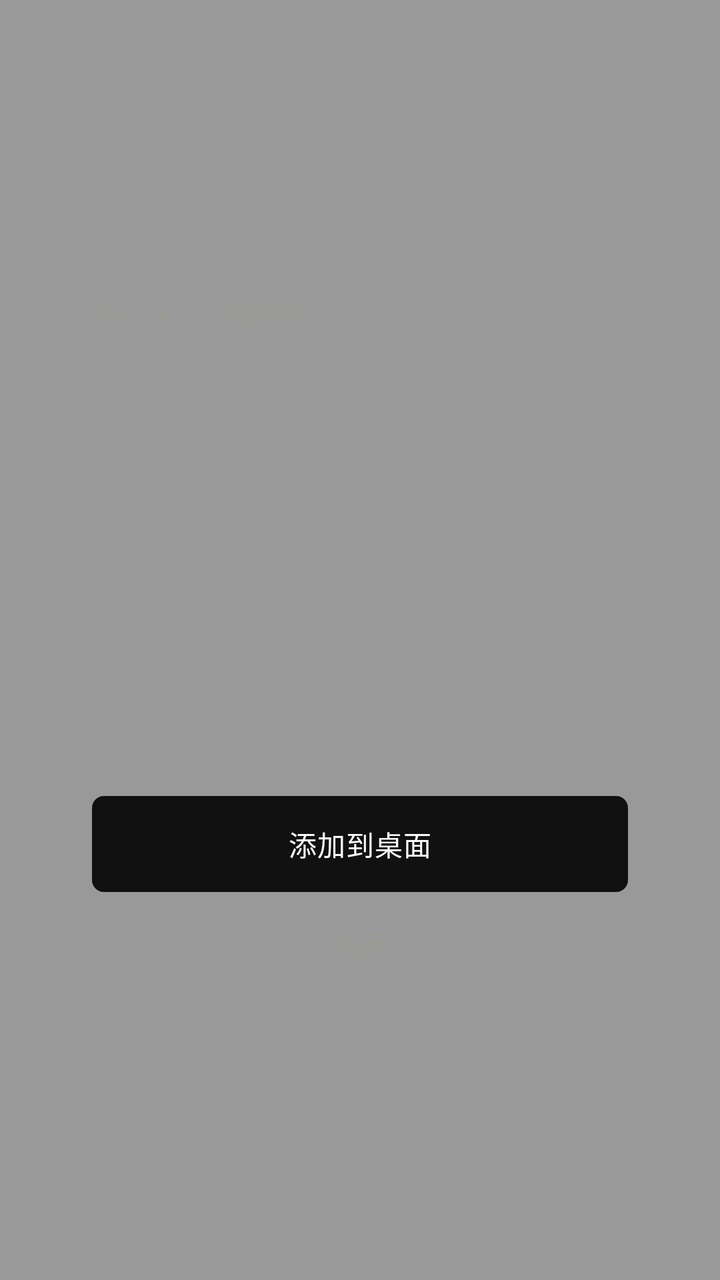
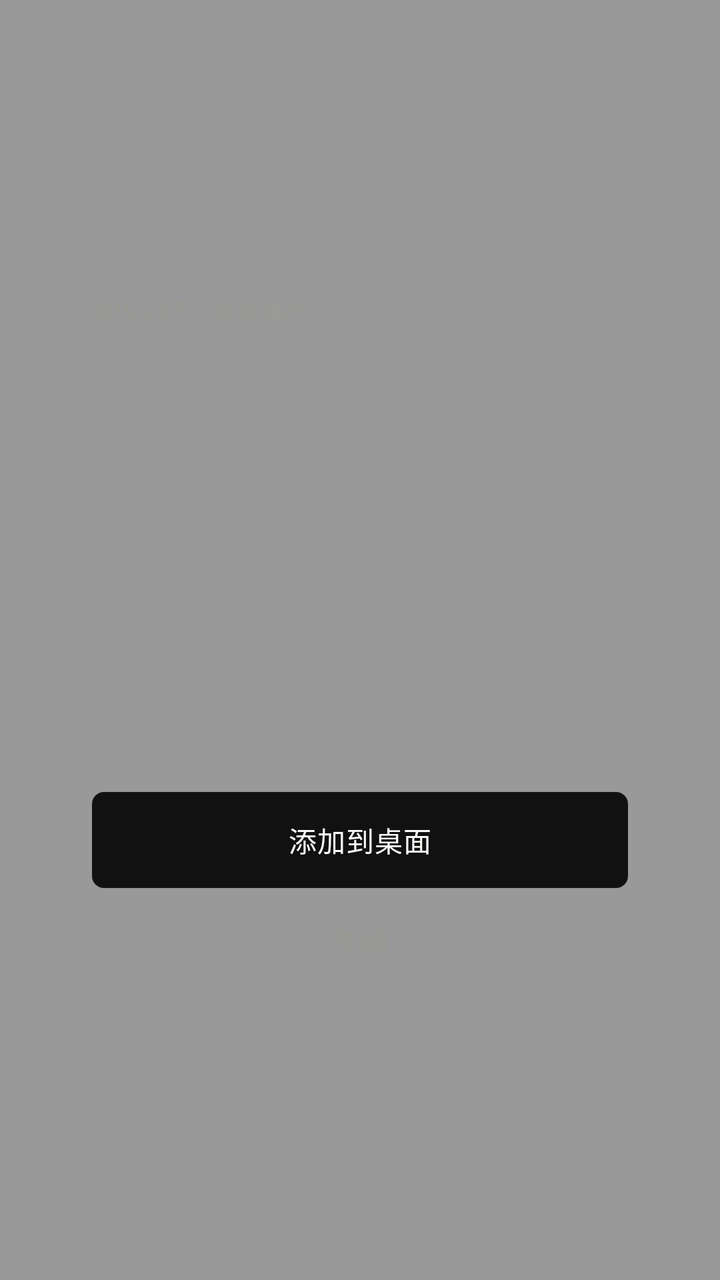

Screens rendered from an Android XML layout before and after an edit, with the pre-edit source and the edit as a unified diff.
<!-- AndroidManifest.xml: activity theme Theme.Tangli.PinCard -->
<!-- res/layout/activity_pin_widget.xml -->
<?xml version="1.0" encoding="utf-8"?>
<FrameLayout xmlns:android="http://schemas.android.com/apk/res/android"
    android:id="@+id/pin_scrim"
    android:layout_width="match_parent"
    android:layout_height="match_parent"
    android:background="#66000000">

    <ScrollView
        android:layout_width="match_parent"
        android:layout_height="wrap_content"
        android:layout_gravity="center"
        android:fillViewport="false">

        <LinearLayout
            android:id="@+id/pin_card"
            android:layout_width="match_parent"
            android:layout_height="wrap_content"
            android:layout_marginStart="24dp"
            android:layout_marginTop="40dp"
            android:layout_marginEnd="24dp"
            android:layout_marginBottom="40dp"
            android:clickable="true"
            android:focusable="false"
            android:orientation="vertical"
            android:padding="22dp">

            <TextView
                android:id="@+id/pin_kicker"
                android:layout_width="wrap_content"
                android:layout_height="wrap_content"
                android:letterSpacing="0.12"
                android:text="WIDGET · 桌面组件"
                android:textColor="?attr/gMute"
                android:textSize="11sp" />

            <ImageView
                android:id="@+id/pin_preview"
                android:layout_width="match_parent"
                android:layout_height="132dp"
                android:layout_marginTop="14dp"
                android:adjustViewBounds="true"
                android:contentDescription="小组件预览"
                android:scaleType="fitCenter" />

            <TextView
                android:id="@+id/pin_name"
                android:layout_width="wrap_content"
                android:layout_height="wrap_content"
                android:layout_marginTop="16dp"
                android:textColor="?attr/gInk"
                android:textSize="20sp"
                android:textStyle="bold" />

            <TextView
                android:id="@+id/pin_status"
                android:layout_width="wrap_content"
                android:layout_height="wrap_content"
                android:layout_marginTop="6dp"
                android:lineSpacingExtra="3dp"
                android:textColor="?attr/gSub"
                android:textSize="13.5sp" />

            <TextView
                android:id="@+id/pin_steps"
                android:layout_width="match_parent"
                android:layout_height="wrap_content"
                android:layout_marginTop="12dp"
                android:lineSpacingExtra="4dp"
                android:textColor="?attr/gSub2"
                android:textSize="13sp"
                android:visibility="gone" />

            <com.google.android.material.button.MaterialButton
                android:id="@+id/btn_pin_primary"
                android:layout_width="match_parent"
                android:layout_height="48dp"
                android:layout_marginTop="20dp"
                android:text="添加到桌面" />

            <com.google.android.material.button.MaterialButton
                android:id="@+id/btn_pin_secondary"
                style="@style/Gauge.Button.Outline"
                android:layout_width="match_parent"
                android:layout_height="48dp"
                android:layout_marginTop="8dp"
                android:text="再试一次"
                android:visibility="gone" />

            <TextView
                android:id="@+id/btn_pin_try"
                android:layout_width="wrap_content"
                android:layout_height="40dp"
                android:layout_gravity="center_horizontal"
                android:layout_marginTop="6dp"
                android:background="?attr/selectableItemBackground"
                android:gravity="center"
                android:paddingStart="16dp"
                android:paddingEnd="16dp"
                android:text="仍然试试一键添加"
                android:textColor="?attr/gSub"
                android:textSize="13.5sp"
                android:visibility="gone" />

            <TextView
                android:id="@+id/btn_pin_close"
                android:layout_width="wrap_content"
                android:layout_height="40dp"
                android:layout_gravity="center_horizontal"
                android:layout_marginTop="6dp"
                android:background="?attr/selectableItemBackground"
                android:gravity="center"
                android:paddingStart="16dp"
                android:paddingEnd="16dp"
                android:text="关闭"
                android:textColor="?attr/gMute"
                android:textSize="13.5sp" />
        </LinearLayout>
    </ScrollView>
</FrameLayout>
<!-- resources referenced by this layout -->
<resources>
  <style name="Theme.Tangli.PinCard" parent="Theme.EcutCampus">
          <item name="android:windowIsTranslucent">true</item>
          <item name="android:windowBackground">@android:color/transparent</item>
          <item name="android:windowAnimationStyle">@android:style/Animation.Dialog</item>
          <item name="android:statusBarColor">@android:color/transparent</item>
          <item name="android:navigationBarColor">@android:color/transparent</item>
      </style>
  <color name="g_paper">#F5F4F0</color>
  <color name="g_card">#FBFAF7</color>
  <color name="g_line">#E9E7E1</color>
  <color name="g_ink">#111111</color>
  <color name="g_sub">#55554F</color>
  <color name="g_sub2">#45453F</color>
  <color name="g_mute">#9A9993</color>
  <color name="g_chip">#ECEAE4</color>
  <color name="g_accent">#FF4A1C</color>
  <color name="g_hair">#17000000</color>
  <color name="g_stroke">#33000000</color>
  <color name="g_ink_18">#2E111111</color>
  <color name="g_ink_12">#1F111111</color>
  <color name="g_ink_08">#14111111</color>
  <color name="g_paper_e8">#E8F5F4F0</color>
  <color name="g_paper_c8">#C8F5F4F0</color>
  <color name="g_on_ink">#FBFAF7</color>
  <color name="g_warn">#B4540A</color>
  <color name="g_ok">#2F5D3A</color>
  <style name="Gauge.Shape.Small" parent="">
          <item name="cornerFamily">rounded</item>
          <item name="cornerSize">6dp</item>
      </style>
  <style name="Gauge.Shape.Medium" parent="">
          <item name="cornerFamily">rounded</item>
          <item name="cornerSize">8dp</item>
      </style>
  <style name="Gauge.Dialog.Framework" parent="android:Theme.Material.Light.Dialog.Alert">
          <item name="android:windowBackground">@drawable/bg_gauge_dialog</item>
          <item name="android:colorAccent">?attr/gInk</item>
          <item name="android:colorPrimary">?attr/gInk</item>
          <item name="android:textColorPrimary">?attr/gInk</item>
          <item name="android:textColorSecondary">?attr/gSub</item>
          <item name="android:backgroundDimAmount">0.28</item>
      </style>
  <!-- drawable bg_gauge_dialog (drawable) -->
  <?xml version="1.0" encoding="utf-8"?>
  <inset xmlns:android="http://schemas.android.com/apk/res/android"
      android:insetLeft="24dp" android:insetRight="24dp"
      android:insetTop="40dp" android:insetBottom="40dp">
      <shape android:shape="rectangle">
          <corners android:radius="?attr/gCardRadius" />
          <solid android:color="?attr/gDialog" />
          <stroke android:width="1px" android:color="?attr/gCardStroke" />
      </shape>
  </inset>
  <style name="Gauge.Button.Text" parent="Widget.Material3.Button.TextButton.Dialog">
          <item name="android:textColor">?attr/gInk</item>
          <item name="rippleColor">?attr/gHair</item>
      </style>
  <!-- unchanged entries left out for length: 4 -->
</resources>

<!-- the commit's change to res/layout/activity_pin_widget.xml (unified diff, before → after) -->
@@ -72,8 +72,9 @@
 
             <com.google.android.material.button.MaterialButton
                 android:id="@+id/btn_pin_primary"
+                style="@style/Gauge.Button"
                 android:layout_width="match_parent"
-                android:layout_height="48dp"
+                android:layout_height="wrap_content"
                 android:layout_marginTop="20dp"
                 android:text="添加到桌面" />
 
@@ -81,36 +82,30 @@
                 android:id="@+id/btn_pin_secondary"
                 style="@style/Gauge.Button.Outline"
                 android:layout_width="match_parent"
-                android:layout_height="48dp"
+                android:layout_height="wrap_content"
                 android:layout_marginTop="8dp"
                 android:text="再试一次"
                 android:visibility="gone" />
 
-            <TextView
+            <com.google.android.material.button.MaterialButton
                 android:id="@+id/btn_pin_try"
+                style="@style/Gauge.Button.Ghost"
                 android:layout_width="wrap_content"
-                android:layout_height="40dp"
+                android:layout_height="wrap_content"
                 android:layout_gravity="center_horizontal"
-                android:layout_marginTop="6dp"
-                android:background="?attr/selectableItemBackground"
-                android:gravity="center"
-                android:paddingStart="16dp"
-                android:paddingEnd="16dp"
+                android:layout_marginTop="4dp"
                 android:text="仍然试试一键添加"
                 android:textColor="?attr/gSub"
                 android:textSize="13.5sp"
                 android:visibility="gone" />
 
-            <TextView
+            <com.google.android.material.button.MaterialButton
                 android:id="@+id/btn_pin_close"
+                style="@style/Gauge.Button.Ghost"
                 android:layout_width="wrap_content"
-                android:layout_height="40dp"
+                android:layout_height="wrap_content"
                 android:layout_gravity="center_horizontal"
-                android:layout_marginTop="6dp"
-                android:background="?attr/selectableItemBackground"
-                android:gravity="center"
-                android:paddingStart="16dp"
-                android:paddingEnd="16dp"
+                android:layout_marginTop="2dp"
                 android:text="关闭"
                 android:textColor="?attr/gMute"
                 android:textSize="13.5sp" />
<!-- resource entries referenced after the edit -->
@@ -1,5 +1,17 @@
 <!-- resources referenced by this layout -->
 <resources>
+  <style name="Gauge.Button.Ghost" parent="Widget.Material3.Button.TextButton">
+          <item name="android:textColor">?attr/gInk</item>
+          <item name="cornerRadius">?attr/gButtonRadius</item>
+          <item name="android:minHeight">48dp</item>
+          <item name="android:insetTop">0dp</item>
+          <item name="android:insetBottom">0dp</item>
+          <item name="android:paddingStart">12dp</item>
+          <item name="android:paddingEnd">12dp</item>
+          <item name="android:textSize">14sp</item>
+          <item name="android:fontFamily">sans-serif-medium</item>
+          <item name="rippleColor">?attr/gHair</item>
+      </style>
   <style name="Theme.Tangli.PinCard" parent="Theme.EcutCampus">
           <item name="android:windowIsTranslucent">true</item>
           <item name="android:windowBackground">@android:color/transparent</item>
